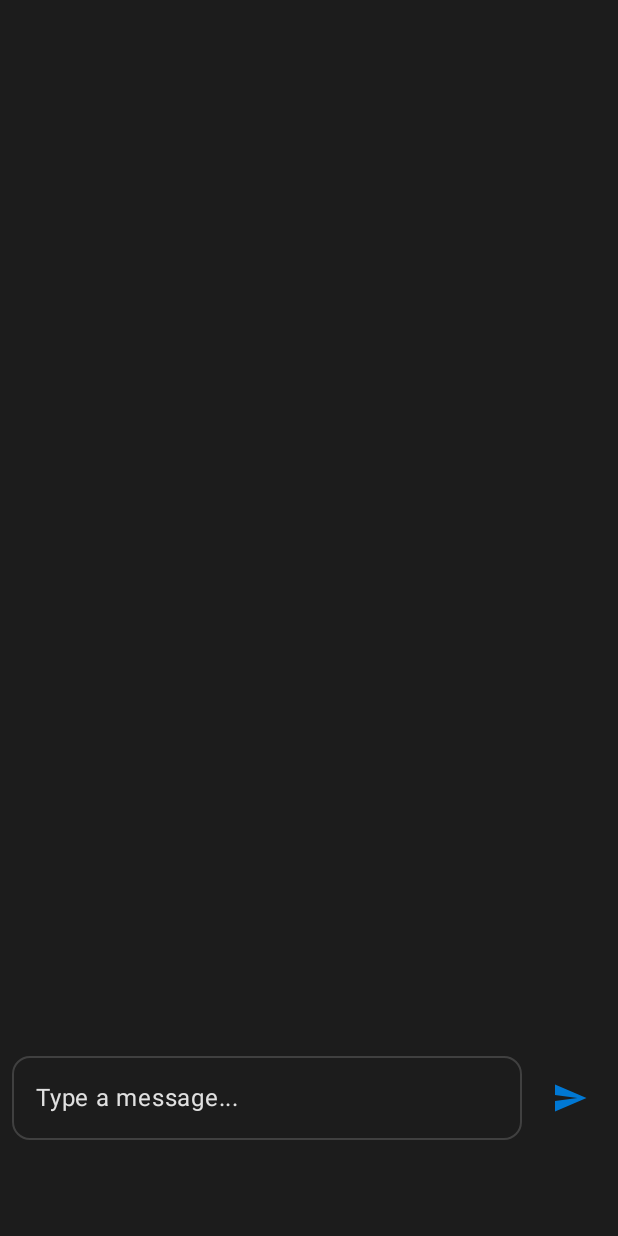
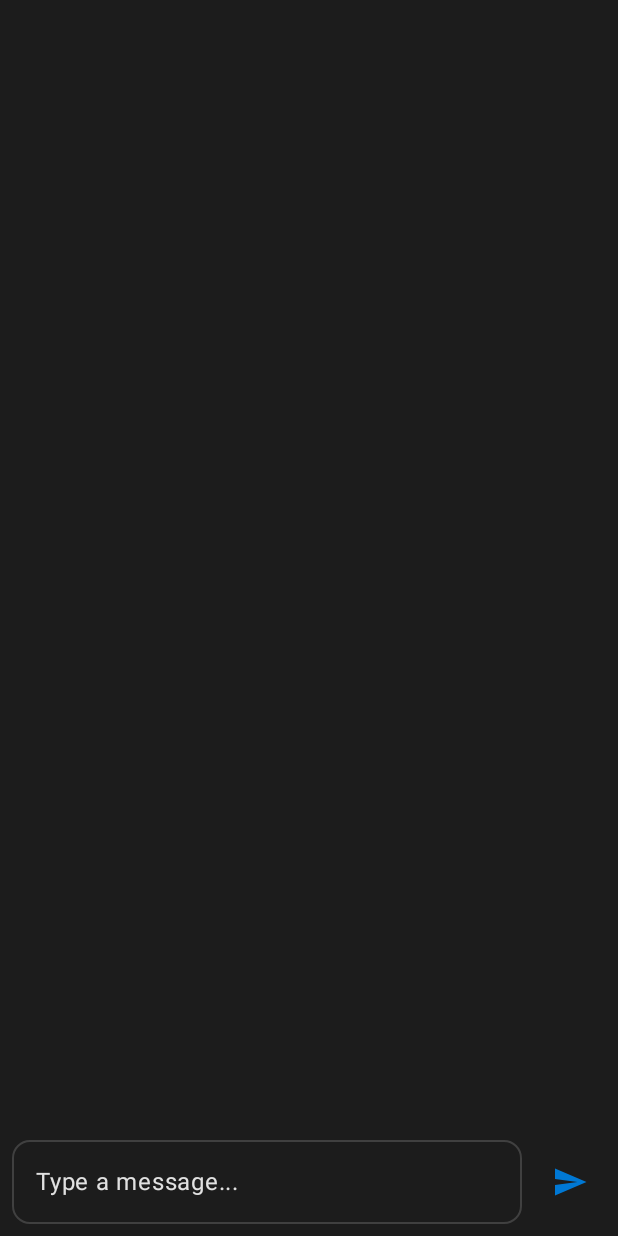
Before and after one commit to IamFishR/kotlin, an Android app built with Jetpack Compose: the composable ChatbotScreen shown on its own in the app's theme, on a phone screen of 412 x 824 dp. Run offline under Robolectric (Android 15) with nearby library versions, the phone set to English and light mode, and no system bars; libraries missing offline, so code that uses them is left out: com.google.mediapipe.tasks; 2 statements that could not run were skipped.

Commit message:
Fix: Ensure chatbot input sticks to keyboard top
Refactored LauncherScreen.kt to define a main content area Box
that is padded to sit above the persistent Taskbar. ChatbotScreen
(and other screens) now reside within this Box.

ChatbotScreen.kt was simplified to only handle IME (keyboard) padding.
It no longer manages Taskbar-related padding itself.

This change ensures that when the keyboard is closed, the chat input
sits correctly above the Taskbar. When the keyboard is open, the chat
input now sticks to the top of the keyboard, resolving the previous
issue where it would 'bounce' too high due to cumulative padding.

```diff
--- a/app/src/main/java/com/win11launcher/ui/components/ChatbotScreen.kt
+++ b/app/src/main/java/com/win11launcher/ui/components/ChatbotScreen.kt
@@ -25,10 +25,10 @@ import com.win11launcher.services.AIService
 import com.win11launcher.ui.theme.Win11Colors // Import Win11Colors
 import com.win11launcher.viewmodels.ChatbotViewModel
 
-private val TaskbarHeight = 56.dp
+// TaskbarHeight constant is removed
 
 @Composable
-fun ChatbotScreen() {
+fun ChatbotScreen(modifier: Modifier = Modifier) { // Added modifier parameter
     val context = LocalContext.current
     val aiService = remember { AIService(context) }
     val chatbotViewModel: ChatbotViewModel = viewModel(
@@ -43,11 +43,10 @@ fun ChatbotScreen() {
     var inputText by remember { mutableStateOf("") }
 
     Column(
-        modifier = Modifier
-            .fillMaxSize()
+        modifier = modifier // Use passed-in modifier
             .background(Win11Colors.SystemBackground) // Use Win11Colors
-            .windowInsetsPadding(WindowInsets.ime) // Handles keyboard
-            .padding(bottom = TaskbarHeight) // Handles persistent taskbar
+            .windowInsetsPadding(WindowInsets.ime) // Only handles keyboard now
+            // Removed .padding(bottom = TaskbarHeight)
     ) {
         LazyColumn(
             modifier = Modifier.weight(1f),
```
Also changed, not shown: app/src/main/java/com/win11launcher/ui/LauncherScreen.kt (+22 -8 lines).
